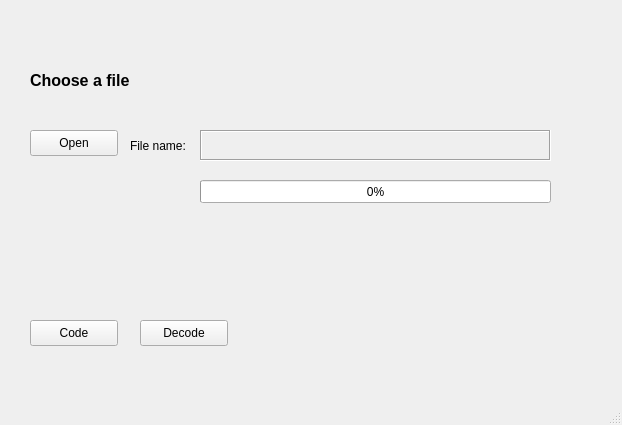
Qt form mainwindow.ui (Sr-rajabov/Huffman-Compression) before a commit.
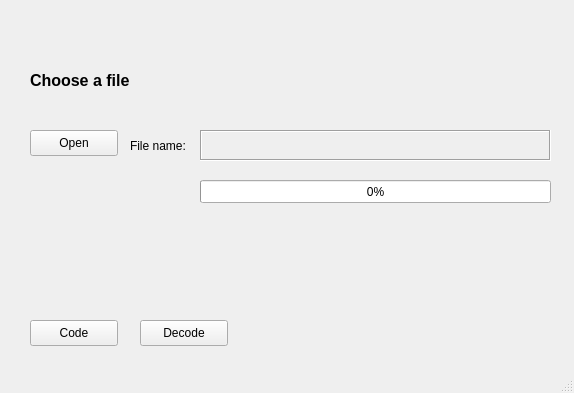
The same form after that commit.

Commit message: set min size

Patch:
```diff
--- a/mainwindow.ui
+++ b/mainwindow.ui
@@ -6,10 +6,16 @@
    <rect>
     <x>0</x>
     <y>0</y>
-    <width>622</width>
-    <height>425</height>
+    <width>574</width>
+    <height>393</height>
    </rect>
   </property>
+  <property name="minimumSize">
+   <size>
+    <width>574</width>
+    <height>393</height>
+   </size>
+  </property>
   <property name="windowTitle">
    <string>Huffman Compression</string>
   </property>
```
Left out of the diff: 10 changed lines with no effect on the pictures. The commit also changes 1 other file.
